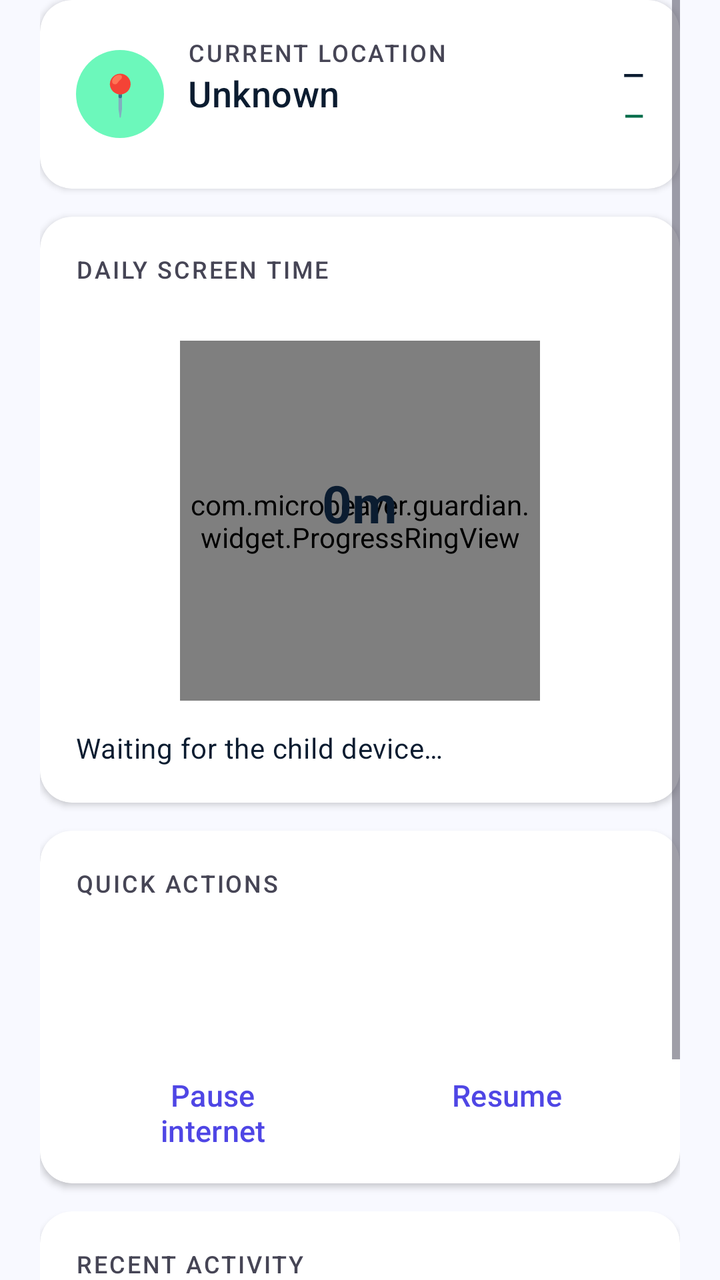
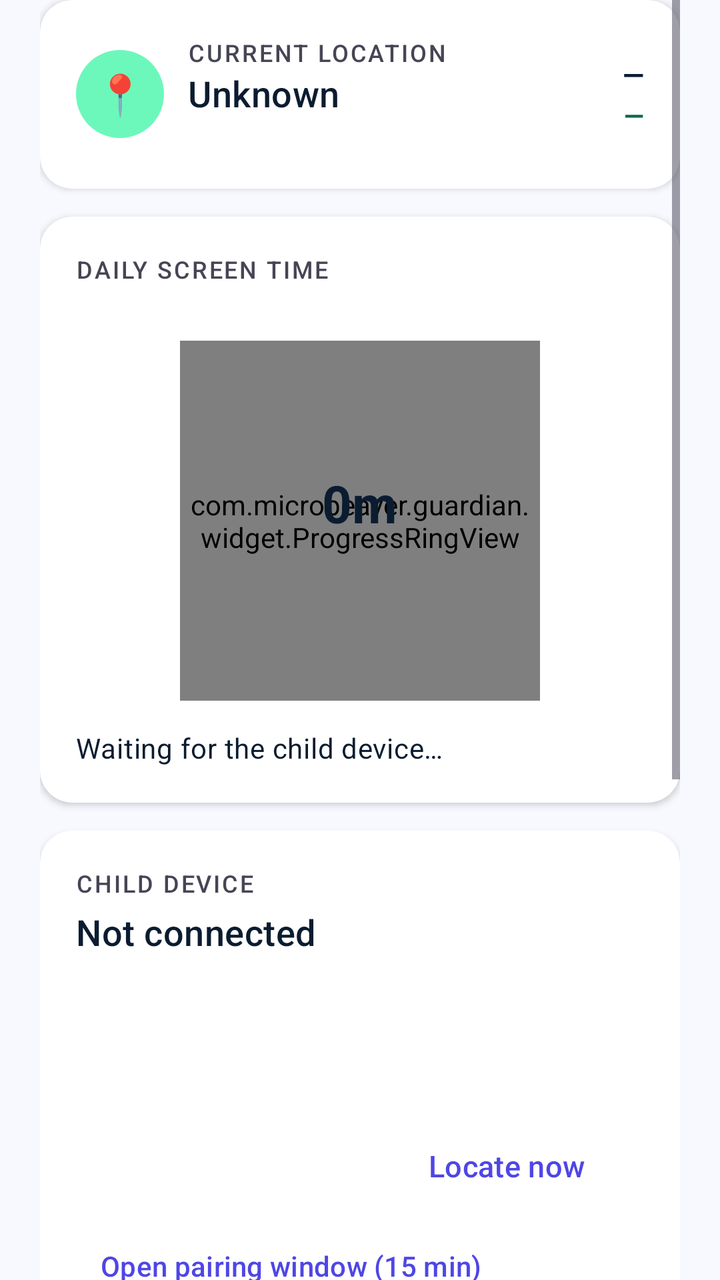

Before-and-after screenshots of an Android layout around one commit, followed by the original layout XML and the change that was made.
<!-- AndroidManifest.xml: application theme Theme.BeaverGuardian -->
<!-- res/layout/fragment_dashboard.xml -->
<?xml version="1.0" encoding="utf-8"?>
<ScrollView xmlns:android="http://schemas.android.com/apk/res/android"
    xmlns:app="http://schemas.android.com/apk/res-auto"
    android:layout_width="match_parent"
    android:layout_height="match_parent"
    android:clipToPadding="false"
    android:paddingStart="20dp" android:paddingEnd="20dp" android:paddingBottom="20dp">

    <LinearLayout android:layout_width="match_parent" android:layout_height="wrap_content"
        android:orientation="vertical">

        
        <LinearLayout android:id="@+id/boxNotifWarning"
            android:layout_width="match_parent" android:layout_height="wrap_content"
            android:orientation="vertical" android:background="@drawable/bg_warning_card"
            android:padding="14dp" android:layout_marginBottom="14dp" android:visibility="gone">
            <TextView android:layout_width="wrap_content" android:layout_height="wrap_content"
                android:text="Notifications are off" android:textStyle="bold"
                android:textSize="15sp" android:textColor="@color/on_tertiary_container" />
            <TextView android:layout_width="match_parent" android:layout_height="wrap_content"
                android:text="SOS and unknown callers will not reach you."
                android:textSize="13sp" android:textColor="@color/on_tertiary_container"
                android:paddingTop="4dp" android:paddingBottom="8dp" />
            <Button android:id="@+id/btnFixNotif" style="@style/Button.Primary"
                android:layout_width="match_parent" android:layout_height="wrap_content"
                android:text="Turn notifications on" />
        </LinearLayout>

        
        <androidx.cardview.widget.CardView style="@style/Card.Guardian"
            android:layout_width="match_parent" android:layout_height="wrap_content">
            <LinearLayout android:layout_width="match_parent" android:layout_height="wrap_content"
                android:orientation="horizontal" android:padding="18dp" android:gravity="center_vertical">
                <TextView android:layout_width="44dp" android:layout_height="44dp"
                    android:background="@drawable/bg_pill_emerald" android:gravity="center"
                    android:text="📍" android:textSize="20sp" />
                <LinearLayout android:layout_width="0dp" android:layout_weight="1"
                    android:layout_height="wrap_content" android:orientation="vertical"
                    android:layout_marginStart="12dp">
                    <TextView style="@style/Text.SectionLabel" android:layout_width="wrap_content"
                        android:layout_height="wrap_content" android:text="Current location" />
                    <TextView android:id="@+id/tvLocation" style="@style/Text.Title"
                        android:layout_width="wrap_content" android:layout_height="wrap_content"
                        android:text="Unknown" />
                    <TextView android:id="@+id/tvZoneState" style="@style/Text.Caption"
                        android:layout_width="wrap_content" android:layout_height="wrap_content" />
                </LinearLayout>
                <LinearLayout android:layout_width="wrap_content" android:layout_height="wrap_content"
                    android:orientation="vertical" android:gravity="end">
                    <TextView android:id="@+id/tvBattery" android:layout_width="wrap_content"
                        android:layout_height="wrap_content" android:textSize="14sp"
                        android:textStyle="bold" android:textColor="@color/on_surface"
                        android:text="—" />
                    <TextView android:id="@+id/tvConnection" android:layout_width="wrap_content"
                        android:layout_height="wrap_content" android:textSize="13sp"
                        android:textStyle="bold" android:textColor="@color/secondary_dark"
                        android:text="—" android:paddingTop="2dp" />
                </LinearLayout>
            </LinearLayout>
        </androidx.cardview.widget.CardView>

        
        <androidx.cardview.widget.CardView style="@style/Card.Guardian"
            android:layout_width="match_parent" android:layout_height="wrap_content">
            <LinearLayout android:layout_width="match_parent" android:layout_height="wrap_content"
                android:orientation="vertical" android:padding="18dp">
                <TextView style="@style/Text.SectionLabel" android:layout_width="wrap_content"
                    android:layout_height="wrap_content" android:text="Daily screen time" />
                <TextView android:id="@+id/tvLimit" style="@style/Text.Caption"
                    android:layout_width="wrap_content" android:layout_height="wrap_content"
                    android:paddingBottom="10dp" />
                <FrameLayout android:layout_width="180dp" android:layout_height="180dp"
                    android:layout_gravity="center">
                    <com.microbeaver.guardian.widget.ProgressRingView android:id="@+id/ring"
                        android:layout_width="match_parent" android:layout_height="match_parent" />
                    <LinearLayout android:layout_width="wrap_content" android:layout_height="wrap_content"
                        android:orientation="vertical" android:layout_gravity="center"
                        android:gravity="center">
                        <TextView android:id="@+id/tvUsedTotal" style="@style/Text.Metric"
                            android:layout_width="wrap_content" android:layout_height="wrap_content"
                            android:text="0m" android:textSize="26sp" />
                        <TextView android:id="@+id/tvRemaining" style="@style/Text.Caption"
                            android:layout_width="wrap_content" android:layout_height="wrap_content" />
                    </LinearLayout>
                </FrameLayout>
                <TextView android:id="@+id/tvTopApps" style="@style/Text.Body"
                    android:layout_width="match_parent" android:layout_height="wrap_content"
                    android:textSize="14sp" android:paddingTop="14dp"
                    android:text="Waiting for the child device…" />
            </LinearLayout>
        </androidx.cardview.widget.CardView>

        
        <androidx.cardview.widget.CardView style="@style/Card.Guardian"
            android:layout_width="match_parent" android:layout_height="wrap_content">
            <LinearLayout android:layout_width="match_parent" android:layout_height="wrap_content"
                android:orientation="vertical" android:padding="18dp">
                <TextView style="@style/Text.SectionLabel" android:layout_width="wrap_content"
                    android:layout_height="wrap_content" android:text="Quick actions"
                    android:paddingBottom="10dp" />
                <LinearLayout android:layout_width="match_parent" android:layout_height="wrap_content"
                    android:orientation="horizontal">
                    <Button android:id="@+id/btnLock" style="@style/Button.Primary"
                        android:layout_width="0dp" android:layout_weight="1"
                        android:layout_height="wrap_content" android:text="Lock" />
                    <Button android:id="@+id/btnUnlock" style="@style/Button.Safe"
                        android:layout_width="0dp" android:layout_weight="1"
                        android:layout_height="wrap_content" android:text="Unlock"
                        android:layout_marginStart="10dp" />
                </LinearLayout>
                <LinearLayout android:layout_width="match_parent" android:layout_height="wrap_content"
                    android:orientation="horizontal" android:layout_marginTop="10dp">
                    <Button android:id="@+id/btnNetOff" style="@style/Button.Outline"
                        android:layout_width="0dp" android:layout_weight="1"
                        android:layout_height="wrap_content" android:text="Pause internet" />
                    <Button android:id="@+id/btnNetOn" style="@style/Button.Outline"
                        android:layout_width="0dp" android:layout_weight="1"
                        android:layout_height="wrap_content" android:text="Resume"
                        android:layout_marginStart="10dp" />
                </LinearLayout>
            </LinearLayout>
        </androidx.cardview.widget.CardView>

        
        <androidx.cardview.widget.CardView style="@style/Card.Guardian"
            android:layout_width="match_parent" android:layout_height="wrap_content">
            <LinearLayout android:layout_width="match_parent" android:layout_height="wrap_content"
                android:orientation="vertical" android:padding="18dp">
                <TextView style="@style/Text.SectionLabel" android:layout_width="wrap_content"
                    android:layout_height="wrap_content" android:text="Recent activity" />
                <TextView android:id="@+id/tvFeed" style="@style/Text.Body"
                    android:layout_width="match_parent" android:layout_height="wrap_content"
                    android:textSize="14sp" android:paddingTop="10dp" android:text="Nothing yet" />
                <Button android:id="@+id/btnTestNotif" style="@style/Button.Text"
                    android:layout_width="wrap_content" android:layout_height="wrap_content"
                    android:text="Send a test notification" android:paddingStart="0dp" />
            </LinearLayout>
        </androidx.cardview.widget.CardView>
    </LinearLayout>
</ScrollView>
<!-- resources referenced by this layout -->
<resources>
  <color name="on_surface">#0B1C30</color>
  <color name="on_tertiary_container">#653E00</color>
  <color name="secondary_dark">#006C49</color>
  <!-- drawable bg_pill_emerald (drawable) -->
  <?xml version="1.0" encoding="utf-8"?>
  <shape xmlns:android="http://schemas.android.com/apk/res/android" android:shape="rectangle">
      <solid android:color="@color/secondary_container" />
      <corners android:radius="999dp" />
  </shape>
  <!-- drawable bg_warning_card (drawable) -->
  <?xml version="1.0" encoding="utf-8"?>
  <shape xmlns:android="http://schemas.android.com/apk/res/android" android:shape="rectangle">
      <solid android:color="@color/tertiary_container" />
      <corners android:radius="12dp" />
      <stroke android:width="1dp" android:color="@color/tertiary" />
  </shape>
  <style name="Button.Safe" parent="Button.Primary">
          <item name="backgroundTint">@color/secondary</item>
          <item name="android:textColor">@color/on_secondary</item>
          <item name="iconTint">@color/on_secondary</item>
      </style>
  <style name="Button.Text" parent="Widget.Material3.Button.TextButton">
          <item name="android:fontFamily">sans-serif-medium</item>
          <item name="android:textColor">@color/primary</item>
          <item name="android:textAllCaps">false</item>
          <item name="android:textSize">14sp</item>
      </style>
  <style name="Card.Guardian" parent="Widget.Material3.CardView.Elevated">
          <item name="cardCornerRadius">16dp</item>
          <item name="cardElevation">2dp</item>
          <item name="cardBackgroundColor">@color/surface_card</item>
          <item name="android:layout_marginBottom">14dp</item>
      </style>
  <style name="Text.Body" parent="TextAppearance.Material3.BodyMedium">
          <item name="android:fontFamily">sans-serif</item>
          <item name="android:textSize">16sp</item>
          <item name="android:textColor">@color/on_surface</item>
          <item name="android:lineSpacingExtra">4sp</item>
      </style>
  <style name="Text.Caption" parent="TextAppearance.Material3.BodySmall">
          <item name="android:fontFamily">sans-serif</item>
          <item name="android:textSize">13sp</item>
          <item name="android:textColor">@color/on_surface_variant</item>
      </style>
  <style name="Text.Metric" parent="TextAppearance.Material3.HeadlineMedium">
          <item name="android:fontFamily">sans-serif</item>
          <item name="android:textStyle">bold</item>
          <item name="android:textSize">30sp</item>
          <item name="android:textColor">@color/on_surface</item>
      </style>
  <style name="Text.SectionLabel" parent="TextAppearance.Material3.LabelSmall">
          <item name="android:fontFamily">sans-serif-medium</item>
          <item name="android:textSize">12sp</item>
          <item name="android:textColor">@color/on_surface_variant</item>
          <item name="android:letterSpacing">0.08</item>
          <item name="android:textAllCaps">true</item>
      </style>
  <style name="Text.Title" parent="TextAppearance.Material3.TitleMedium">
          <item name="android:fontFamily">sans-serif-medium</item>
          <item name="android:textSize">18sp</item>
          <item name="android:textColor">@color/on_surface</item>
      </style>
  <color name="secondary_container">#6CF8BB</color>
  <color name="tertiary_container">#FFDDB8</color>
  <color name="tertiary">#F59E0B</color>
  <color name="primary">#4F46E5</color>
  <color name="on_primary">#FFFFFF</color>
  <color name="secondary">#10B981</color>
  <color name="on_secondary">#FFFFFF</color>
  <color name="surface_card">#FFFFFF</color>
  <color name="on_surface_variant">#464555</color>
  <color name="primary_container">#E2DFFF</color>
  <color name="on_primary_container">#0F0069</color>
  <color name="on_secondary_container">#00714D</color>
  <color name="on_tertiary">#FFFFFF</color>
  <color name="error">#BA1A1A</color>
  <color name="on_error">#FFFFFF</color>
  <color name="background">#F8F9FF</color>
  <color name="outline">#777587</color>
</resources>

<!-- the commit's change to res/layout/fragment_dashboard.xml (unified diff, before → after) -->
@@ -24,6 +24,10 @@
             <Button android:id="@+id/btnFixNotif" style="@style/Button.Primary"
                 android:layout_width="match_parent" android:layout_height="wrap_content"
                 android:text="Turn notifications on" />
+            <Button android:id="@+id/btnFixDoze" style="@style/Button.Primary"
+                android:layout_width="match_parent" android:layout_height="wrap_content"
+                android:text="Stop Android freezing alerts"
+                android:layout_marginTop="8dp" android:visibility="gone" />
         </LinearLayout>
 
         
@@ -96,6 +100,40 @@
             <LinearLayout android:layout_width="match_parent" android:layout_height="wrap_content"
                 android:orientation="vertical" android:padding="18dp">
                 <TextView style="@style/Text.SectionLabel" android:layout_width="wrap_content"
+                    android:layout_height="wrap_content" android:text="Child device" />
+                <TextView android:id="@+id/tvDevice" style="@style/Text.Title"
+                    android:layout_width="wrap_content" android:layout_height="wrap_content"
+                    android:text="Not connected" android:paddingTop="4dp" />
+                <TextView android:id="@+id/tvSeen" style="@style/Text.Caption"
+                    android:layout_width="match_parent" android:layout_height="wrap_content" />
+                <TextView android:id="@+id/tvProtection" style="@style/Text.Caption"
+                    android:layout_width="match_parent" android:layout_height="wrap_content"
+                    android:paddingTop="8dp" />
+                <TextView android:id="@+id/tvZonesSummary" style="@style/Text.Caption"
+                    android:layout_width="match_parent" android:layout_height="wrap_content"
+                    android:paddingTop="6dp" />
+                <LinearLayout android:layout_width="match_parent" android:layout_height="wrap_content"
+                    android:orientation="horizontal" android:layout_marginTop="12dp">
+                    <Button android:id="@+id/btnMap" style="@style/Button.Primary"
+                        android:layout_width="0dp" android:layout_weight="1"
+                        android:layout_height="wrap_content" android:text="Open map" />
+                    <Button android:id="@+id/btnLocate" style="@style/Button.Outline"
+                        android:layout_width="0dp" android:layout_weight="1"
+                        android:layout_height="wrap_content" android:text="Locate now"
+                        android:layout_marginStart="10dp" />
+                </LinearLayout>
+                <Button android:id="@+id/btnPair" style="@style/Button.Text"
+                    android:layout_width="wrap_content" android:layout_height="wrap_content"
+                    android:text="Open pairing window (15 min)" android:paddingStart="0dp" />
+            </LinearLayout>
+        </androidx.cardview.widget.CardView>
+
+        
+        <androidx.cardview.widget.CardView style="@style/Card.Guardian"
+            android:layout_width="match_parent" android:layout_height="wrap_content">
+            <LinearLayout android:layout_width="match_parent" android:layout_height="wrap_content"
+                android:orientation="vertical" android:padding="18dp">
+                <TextView style="@style/Text.SectionLabel" android:layout_width="wrap_content"
                     android:layout_height="wrap_content" android:text="Quick actions"
                     android:paddingBottom="10dp" />
                 <LinearLayout android:layout_width="match_parent" android:layout_height="wrap_content"
@@ -126,11 +164,21 @@
             android:layout_width="match_parent" android:layout_height="wrap_content">
             <LinearLayout android:layout_width="match_parent" android:layout_height="wrap_content"
                 android:orientation="vertical" android:padding="18dp">
-                <TextView style="@style/Text.SectionLabel" android:layout_width="wrap_content"
-                    android:layout_height="wrap_content" android:text="Recent activity" />
-                <TextView android:id="@+id/tvFeed" style="@style/Text.Body"
+                <LinearLayout android:layout_width="match_parent" android:layout_height="wrap_content"
+                    android:orientation="horizontal" android:gravity="center_vertical">
+                    <TextView style="@style/Text.SectionLabel" android:layout_width="0dp"
+                        android:layout_weight="1" android:layout_height="wrap_content"
+                        android:text="Today's activity" />
+                    <TextView android:id="@+id/tvFeedCount" android:layout_width="wrap_content"
+                        android:layout_height="wrap_content" android:textSize="12sp"
+                        android:textStyle="bold" android:textColor="@color/on_surface_variant" />
+                </LinearLayout>
+                <LinearLayout android:id="@+id/feedHost"
                     android:layout_width="match_parent" android:layout_height="wrap_content"
-                    android:textSize="14sp" android:paddingTop="10dp" android:text="Nothing yet" />
+                    android:orientation="vertical" android:paddingTop="6dp" />
+                <TextView android:id="@+id/tvFeedEmpty" style="@style/Text.Body"
+                    android:layout_width="match_parent" android:layout_height="wrap_content"
+                    android:textSize="14sp" android:text="Nothing yet today" />
                 <Button android:id="@+id/btnTestNotif" style="@style/Button.Text"
                     android:layout_width="wrap_content" android:layout_height="wrap_content"
                     android:text="Send a test notification" android:paddingStart="0dp" />
<!-- resource entries referenced after the edit -->
@@ -1,6 +1,7 @@
 <!-- resources referenced by this layout -->
 <resources>
   <color name="on_surface">#0B1C30</color>
+  <color name="on_surface_variant">#464555</color>
   <color name="on_tertiary_container">#653E00</color>
   <color name="secondary_dark">#006C49</color>
   <!-- drawable bg_pill_emerald (drawable) -->
@@ -70,7 +71,6 @@
   <color name="secondary">#10B981</color>
   <color name="on_secondary">#FFFFFF</color>
   <color name="surface_card">#FFFFFF</color>
-  <color name="on_surface_variant">#464555</color>
   <color name="primary_container">#E2DFFF</color>
   <color name="on_primary_container">#0F0069</color>
   <color name="on_secondary_container">#00714D</color>
